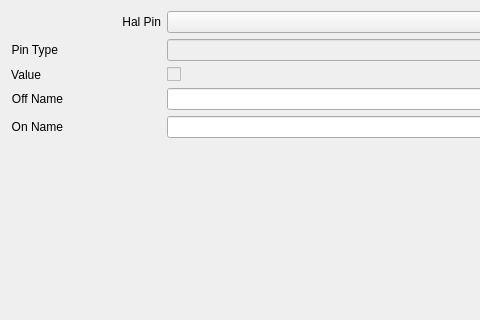
The window that opentoolcontroller/views/DigitalInputEditor.ui (OpenToolController/opentoolcontroller) describes before a commit, drawn with Qt 5; both pictures show x 0 to 480 and y 0 to 320 of the 589 by 544 pixel window.
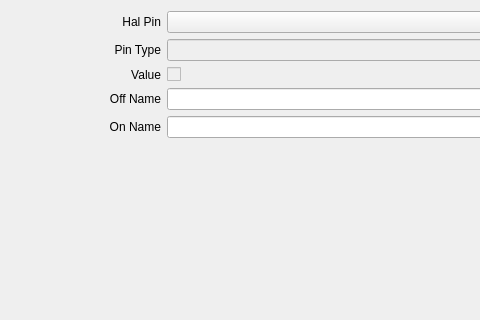
The same window after the commit.

Diff of the .ui file:
```diff
--- a/opentoolcontroller/views/DigitalInputEditor.ui
+++ b/opentoolcontroller/views/DigitalInputEditor.ui
@@ -45,7 +45,7 @@
       <widget class="QLabel" name="label_6">
        <property name="minimumSize">
         <size>
-         <width>0</width>
+         <width>150</width>
          <height>0</height>
         </size>
        </property>
@@ -71,7 +71,7 @@
       <widget class="QLabel" name="label_3">
        <property name="minimumSize">
         <size>
-         <width>0</width>
+         <width>150</width>
          <height>0</height>
         </size>
        </property>
@@ -87,7 +87,7 @@
       <widget class="QLabel" name="label">
        <property name="minimumSize">
         <size>
-         <width>0</width>
+         <width>150</width>
          <height>0</height>
         </size>
        </property>
@@ -116,7 +116,7 @@
       <widget class="QLabel" name="label_2">
        <property name="minimumSize">
         <size>
-         <width>0</width>
+         <width>150</width>
          <height>0</height>
         </size>
        </property>
```
